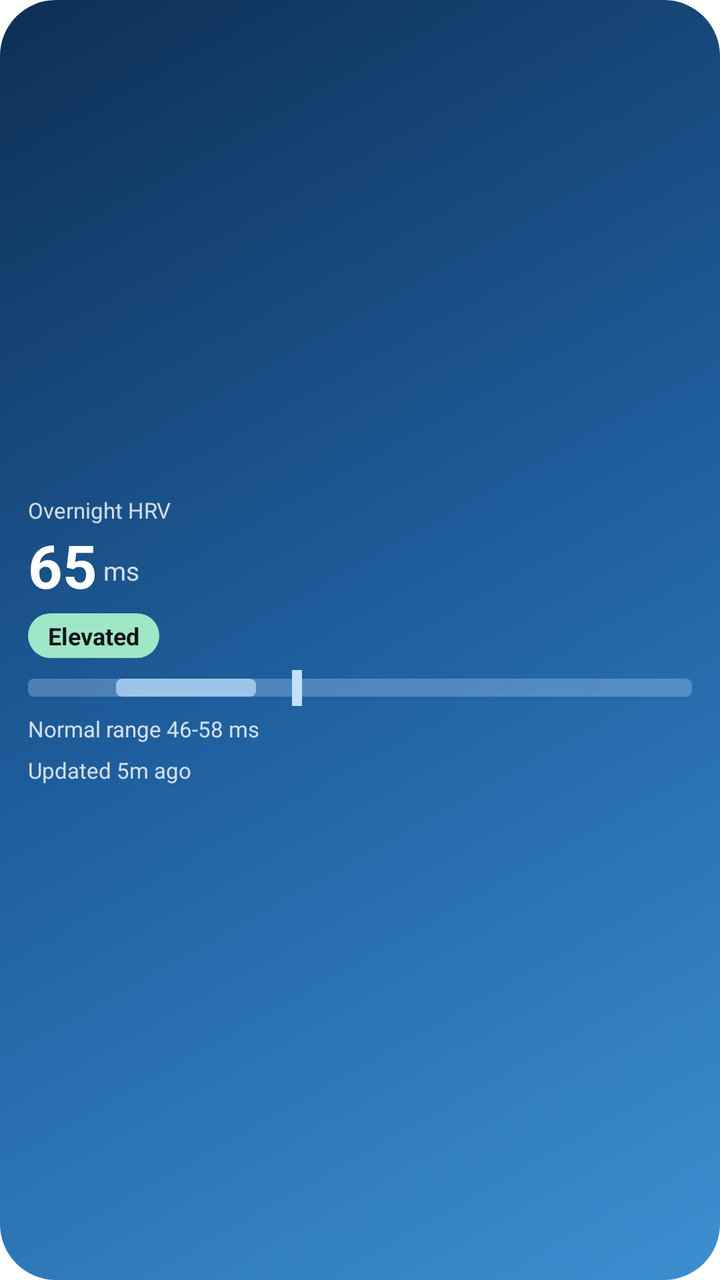
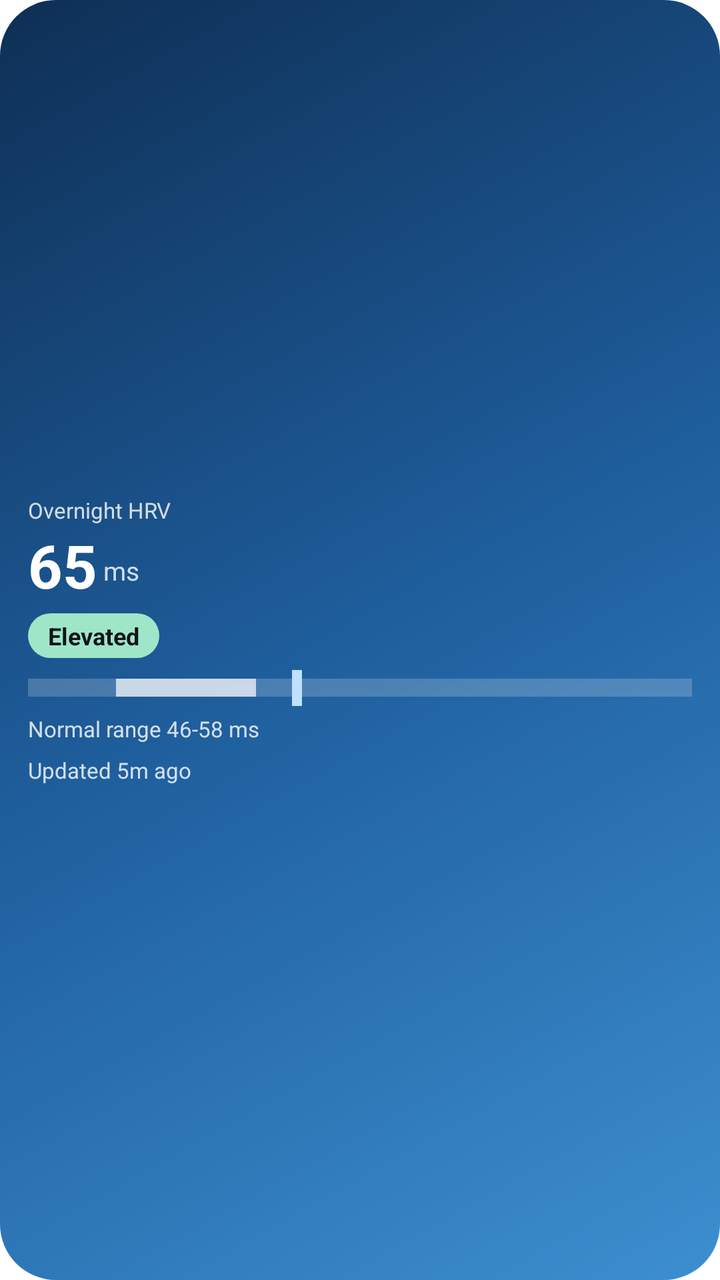

An Android layout rendered at two revisions. The XML below is the earlier revision; the diff shows what the commit changed to produce the second picture.
<!-- AndroidManifest.xml: fallback theme Theme.MaterialComponents.DayNight.NoActionBar -->
<!-- res/layout/widget_preview_hrv.xml -->
<?xml version="1.0" encoding="utf-8"?>
<LinearLayout xmlns:android="http://schemas.android.com/apk/res/android" android:layout_width="match_parent" android:layout_height="match_parent" android:background="@drawable/widget_bg_ocean" android:orientation="vertical" android:gravity="center_vertical" android:padding="14dp">
<TextView android:layout_width="wrap_content" android:layout_height="wrap_content" android:text="Overnight HRV" android:textColor="@color/wdg_ocean_soft" android:textSize="11sp" android:textStyle="normal" android:maxLines="1" /><LinearLayout android:layout_width="wrap_content" android:layout_height="wrap_content" android:orientation="horizontal" android:gravity="bottom"><TextView android:layout_width="wrap_content" android:layout_height="wrap_content" android:text="65" android:textColor="@color/wdg_ocean_text" android:textSize="30sp" android:textStyle="bold" android:maxLines="1" /><TextView android:layout_width="wrap_content" android:layout_height="wrap_content" android:text="ms" android:textColor="@color/wdg_ocean_soft" android:textSize="13sp" android:textStyle="normal" android:maxLines="1" android:layout_marginStart="3dp" android:layout_marginBottom="4dp"/></LinearLayout><TextView android:layout_width="wrap_content" android:layout_height="wrap_content" android:layout_marginTop="4dp" android:background="@drawable/widget_pill_ocean_good" android:paddingHorizontal="10dp" android:paddingVertical="3dp" android:text="Elevated" android:textColor="#FF101418" android:textSize="12sp" android:textStyle="bold"/><FrameLayout android:layout_width="match_parent" android:layout_height="18dp" android:layout_marginTop="6dp"><View android:layout_width="match_parent" android:layout_height="9dp" android:layout_gravity="center_vertical" android:background="@drawable/widget_bar_ocean" android:alpha="0.3"/><View android:layout_width="70dp" android:layout_height="9dp" android:layout_marginStart="44dp" android:layout_gravity="center_vertical" android:background="@drawable/widget_bar_ocean" android:alpha="0.7"/><View android:layout_width="5dp" android:layout_height="18dp" android:layout_marginStart="132dp" android:background="@color/wdg_ocean_accent"/></FrameLayout><TextView android:layout_width="wrap_content" android:layout_height="wrap_content" android:text="Normal range 46-58 ms" android:textColor="@color/wdg_ocean_soft" android:textSize="11sp" android:textStyle="normal" android:maxLines="1" android:layout_marginTop="4dp"/><TextView android:layout_width="wrap_content" android:layout_height="wrap_content" android:text="Updated 5m ago" android:textColor="@color/wdg_ocean_soft" android:textSize="11sp" android:textStyle="normal" android:maxLines="1" android:layout_marginTop="6dp"/>
</LinearLayout>
<!-- resources referenced by this layout -->
<resources>
  <color name="wdg_ocean_accent">#FFBFE0FF</color>
  <color name="wdg_ocean_soft">#CCFFFFFF</color>
  <color name="wdg_ocean_text">#FFFFFFFF</color>
  <!-- drawable widget_bar_ocean (drawable) -->
  <?xml version="1.0" encoding="utf-8"?>
  <shape xmlns:android="http://schemas.android.com/apk/res/android" android:shape="rectangle"><solid android:color="@color/wdg_ocean_accent" /><corners android:radius="3dp" /></shape>
  <!-- drawable widget_bg_ocean (drawable) -->
  <?xml version="1.0" encoding="utf-8"?>
  <shape xmlns:android="http://schemas.android.com/apk/res/android" android:shape="rectangle">
      <gradient android:angle="315" android:startColor="@color/wdg_ocean_start" android:centerColor="@color/wdg_ocean_center" android:endColor="@color/wdg_ocean_end" />
      <corners android:radius="@dimen/widget_radius" />
  </shape>
  <!-- drawable widget_pill_ocean_good (drawable) -->
  <?xml version="1.0" encoding="utf-8"?>
  <shape xmlns:android="http://schemas.android.com/apk/res/android" android:shape="rectangle"><solid android:color="@color/wdg_ocean_good" /><corners android:radius="12dp" /></shape>
  <color name="wdg_ocean_start">#FF0E2F55</color>
  <color name="wdg_ocean_center">#FF1F5F9E</color>
  <color name="wdg_ocean_end">#FF3D8FD0</color>
  <dimen name="widget_radius">28dp</dimen>
  <color name="wdg_ocean_good">#FF9FE6C8</color>
</resources>

<!-- the commit's change to res/layout/widget_preview_hrv.xml (unified diff, before → after) -->
@@ -1,4 +1,4 @@
 <?xml version="1.0" encoding="utf-8"?>
 <LinearLayout xmlns:android="http://schemas.android.com/apk/res/android" android:layout_width="match_parent" android:layout_height="match_parent" android:background="@drawable/widget_bg_ocean" android:orientation="vertical" android:gravity="center_vertical" android:padding="14dp">
-<TextView android:layout_width="wrap_content" android:layout_height="wrap_content" android:text="Overnight HRV" android:textColor="@color/wdg_ocean_soft" android:textSize="11sp" android:textStyle="normal" android:maxLines="1" /><LinearLayout android:layout_width="wrap_content" android:layout_height="wrap_content" android:orientation="horizontal" android:gravity="bottom"><TextView android:layout_width="wrap_content" android:layout_height="wrap_content" android:text="65" android:textColor="@color/wdg_ocean_text" android:textSize="30sp" android:textStyle="bold" android:maxLines="1" /><TextView android:layout_width="wrap_content" android:layout_height="wrap_content" android:text="ms" android:textColor="@color/wdg_ocean_soft" android:textSize="13sp" android:textStyle="normal" android:maxLines="1" android:layout_marginStart="3dp" android:layout_marginBottom="4dp"/></LinearLayout><TextView android:layout_width="wrap_content" android:layout_height="wrap_content" android:layout_marginTop="4dp" android:background="@drawable/widget_pill_ocean_good" android:paddingHorizontal="10dp" android:paddingVertical="3dp" android:text="Elevated" android:textColor="#FF101418" android:textSize="12sp" android:textStyle="bold"/><FrameLayout android:layout_width="match_parent" android:layout_height="18dp" android:layout_marginTop="6dp"><View android:layout_width="match_parent" android:layout_height="9dp" android:layout_gravity="center_vertical" android:background="@drawable/widget_bar_ocean" android:alpha="0.3"/><View android:layout_width="70dp" android:layout_height="9dp" android:layout_marginStart="44dp" android:layout_gravity="center_vertical" android:background="@drawable/widget_bar_ocean" android:alpha="0.7"/><View android:layout_width="5dp" android:layout_height="18dp" android:layout_marginStart="132dp" android:background="@color/wdg_ocean_accent"/></FrameLayout><TextView android:layout_width="wrap_content" android:layout_height="wrap_content" android:text="Normal range 46-58 ms" android:textColor="@color/wdg_ocean_soft" android:textSize="11sp" android:textStyle="normal" android:maxLines="1" android:layout_marginTop="4dp"/><TextView android:layout_width="wrap_content" android:layout_height="wrap_content" android:text="Updated 5m ago" android:textColor="@color/wdg_ocean_soft" android:textSize="11sp" android:textStyle="normal" android:maxLines="1" android:layout_marginTop="6dp"/>
+<TextView android:layout_width="wrap_content" android:layout_height="wrap_content" android:text="Overnight HRV" android:textColor="@color/wdg_ocean_soft" android:textSize="11sp" android:textStyle="normal" android:maxLines="1" /><LinearLayout android:layout_width="wrap_content" android:layout_height="wrap_content" android:orientation="horizontal" android:gravity="bottom"><TextView android:layout_width="wrap_content" android:layout_height="wrap_content" android:text="65" android:textColor="@color/wdg_ocean_text" android:textSize="30sp" android:textStyle="bold" android:maxLines="1" /><TextView android:layout_width="wrap_content" android:layout_height="wrap_content" android:text="ms" android:textColor="@color/wdg_ocean_soft" android:textSize="13sp" android:textStyle="normal" android:maxLines="1" android:layout_marginStart="3dp" android:layout_marginBottom="4dp"/></LinearLayout><TextView android:layout_width="wrap_content" android:layout_height="wrap_content" android:layout_marginTop="4dp" android:background="@drawable/widget_pill_ocean_good" android:paddingHorizontal="10dp" android:paddingVertical="3dp" android:text="Elevated" android:textColor="#FF101418" android:textSize="12sp" android:textStyle="bold"/><FrameLayout android:layout_width="match_parent" android:layout_height="18dp" android:layout_marginTop="6dp"><View android:layout_width="match_parent" android:layout_height="9dp" android:layout_gravity="center_vertical" android:background="#33FFFFFF"/><View android:layout_width="70dp" android:layout_height="9dp" android:layout_marginStart="44dp" android:layout_gravity="center_vertical" android:background="#B3FFFFFF"/><View android:layout_width="5dp" android:layout_height="18dp" android:layout_marginStart="132dp" android:background="@color/wdg_ocean_accent"/></FrameLayout><TextView android:layout_width="wrap_content" android:layout_height="wrap_content" android:text="Normal range 46-58 ms" android:textColor="@color/wdg_ocean_soft" android:textSize="11sp" android:textStyle="normal" android:maxLines="1" android:layout_marginTop="4dp"/><TextView android:layout_width="wrap_content" android:layout_height="wrap_content" android:text="Updated 5m ago" android:textColor="@color/wdg_ocean_soft" android:textSize="11sp" android:textStyle="normal" android:maxLines="1" android:layout_marginTop="6dp"/>
 </LinearLayout>
<!-- resource entries referenced after the edit -->
@@ -3,9 +3,6 @@
   <color name="wdg_ocean_accent">#FFBFE0FF</color>
   <color name="wdg_ocean_soft">#CCFFFFFF</color>
   <color name="wdg_ocean_text">#FFFFFFFF</color>
-  <!-- drawable widget_bar_ocean (drawable) -->
-  <?xml version="1.0" encoding="utf-8"?>
-  <shape xmlns:android="http://schemas.android.com/apk/res/android" android:shape="rectangle"><solid android:color="@color/wdg_ocean_accent" /><corners android:radius="3dp" /></shape>
   <!-- drawable widget_bg_ocean (drawable) -->
   <?xml version="1.0" encoding="utf-8"?>
   <shape xmlns:android="http://schemas.android.com/apk/res/android" android:shape="rectangle">
